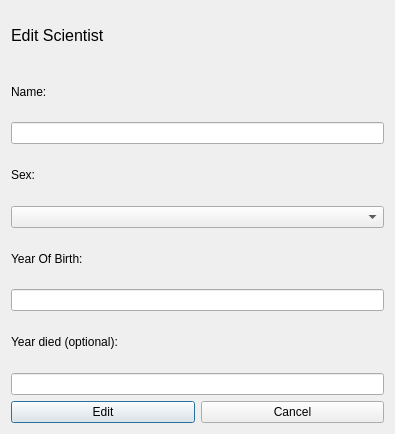
Old version of the form week3/editscientist.ui in the repository jonsig/verklegt-namskeid-1.
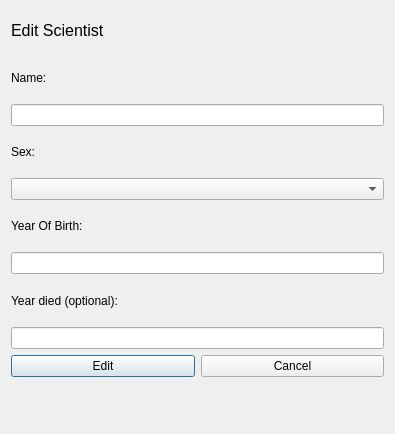
New version of the form.

Commit message: bætti við feedback í scientist edit

Diff of the .ui file:
```diff
--- a/week3/editscientist.ui
+++ b/week3/editscientist.ui
@@ -112,6 +112,13 @@
      </item>
     </layout>
    </item>
+   <item>
+    <widget class="QLabel" name="EditScientistFeedbackLabel">
+     <property name="text">
+      <string/>
+     </property>
+    </widget>
+   </item>
   </layout>
   <zorder>label_2</zorder>
   <zorder>layoutWidget</zorder>
```
Left out of the diff: 21 changed lines with no effect on the pictures. The commit also changes 1 other file.
